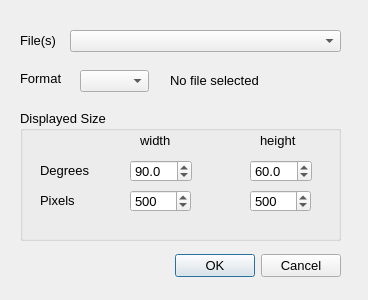
lazarus-pkgs/panini, file src/PicSpec.ui: the form before one commit.
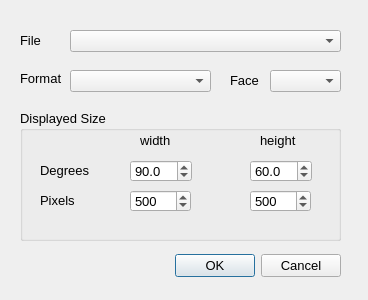
The form after the commit.

```diff
--- a/src/PicSpec.ui
+++ b/src/PicSpec.ui
@@ -69,7 +69,7 @@
     </font>
    </property>
    <property name="text" >
-    <string>File(s)</string>
+    <string>File</string>
    </property>
    <property name="buddy" >
     <cstring>filesBox</cstring>
@@ -94,9 +94,9 @@
   <widget class="QComboBox" name="comboBox" >
    <property name="geometry" >
     <rect>
-     <x>80</x>
+     <x>70</x>
      <y>70</y>
-     <width>69</width>
+     <width>141</width>
      <height>22</height>
     </rect>
    </property>
@@ -275,17 +275,33 @@
     </property>
    </widget>
   </widget>
-  <widget class="QLabel" name="FileSizeLabel" >
+  <widget class="QComboBox" name="faceBox" >
    <property name="geometry" >
     <rect>
-     <x>170</x>
+     <x>270</x>
      <y>70</y>
-     <width>171</width>
+     <width>71</width>
+     <height>22</height>
+    </rect>
+   </property>
+   <property name="maxVisibleItems" >
+    <number>7</number>
+   </property>
+   <property name="maxCount" >
+    <number>7</number>
+   </property>
+  </widget>
+  <widget class="QLabel" name="label_7" >
+   <property name="geometry" >
+    <rect>
+     <x>230</x>
+     <y>70</y>
+     <width>41</width>
      <height>21</height>
     </rect>
    </property>
    <property name="text" >
-    <string>No file selected</string>
+    <string>Face</string>
    </property>
   </widget>
  </widget>
```
Left out of the diff: 20 changed lines with no effect on the pictures.
